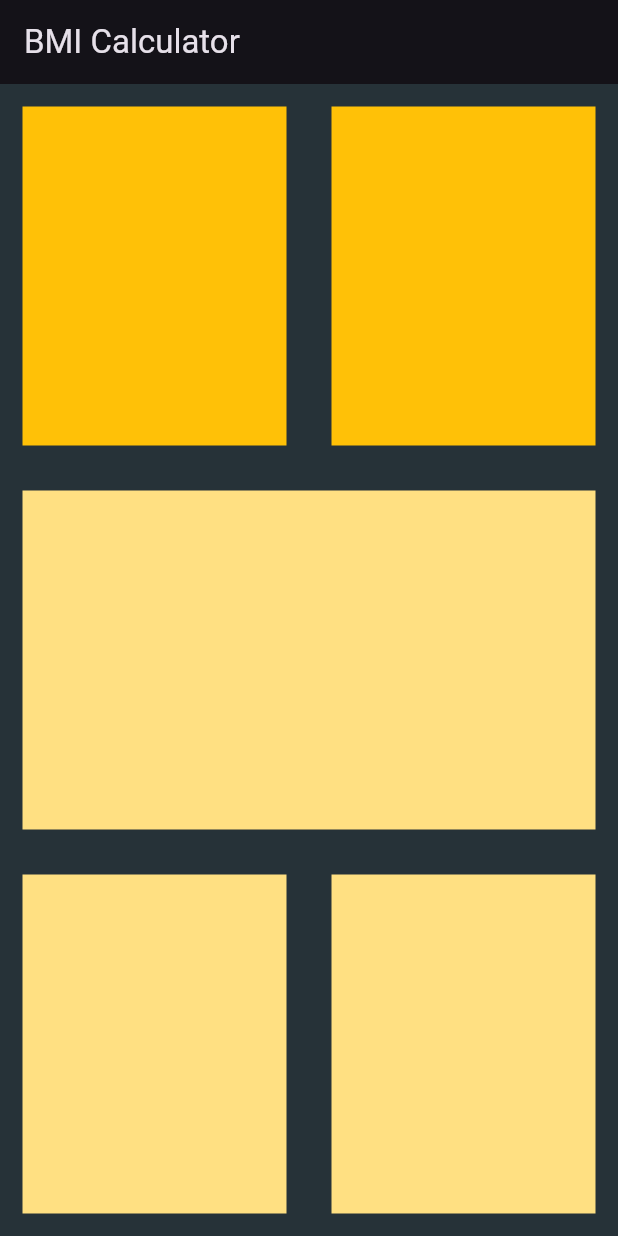
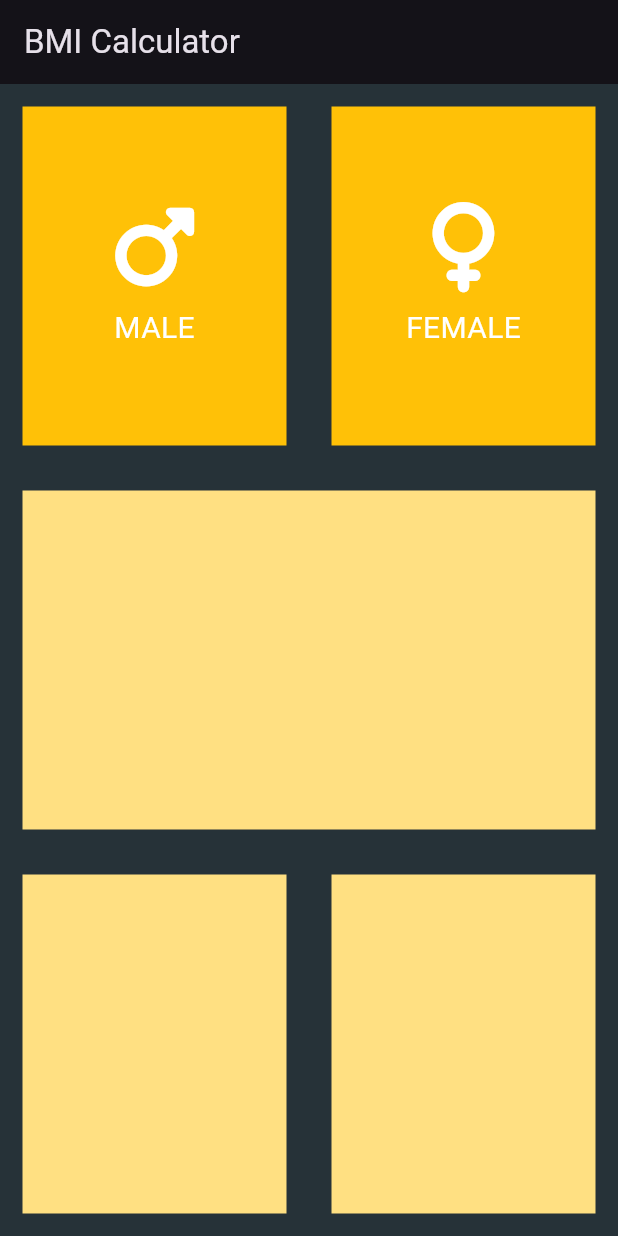
Before and after one commit to yaroslavsolokha/bmi_calculator, a Flutter app: the screen it shows after launch, on a phone screen of 412 x 824 dp. Run offline on Flutter 3.47's test engine with Material 3 defaults, Android fonts, the phone set to English and light mode, and no system bars; our stand-ins replace font_awesome_flutter.

```diff
--- a/lib/screens/homepage.dart
+++ b/lib/screens/homepage.dart
@@ -1,7 +1,12 @@
 import 'package:bmi_calculator/widgets/button_container.dart';
 import 'package:flutter/material.dart';
 
-const Color defaultContainerColor = Colors.amber;
+const Color unclickedContainerColor = Colors.amber;
+
+enum Gender {
+  male,
+  female,
+}
 
 class HomepageScreen extends StatefulWidget {
   const HomepageScreen({super.key});
@@ -11,7 +16,13 @@ class HomepageScreen extends StatefulWidget {
 }
 
 class _HomepageScreenState extends State<HomepageScreen> {
-  Color defaultContainerColorClicked = Colors.amber[200]!;
+  Gender? genderClicked;
+
+  void _onGenderTap(Gender gender) {
+    setState(() {
+      genderClicked = gender;
+    });
+  }
 
   @override
   Widget build(BuildContext context) {
@@ -23,30 +34,14 @@ class _HomepageScreenState extends State<HomepageScreen> {
         child: Column(
           crossAxisAlignment: CrossAxisAlignment.stretch,
           children: [
+            _buildGenderSelectionRow(),
+            const ButtonContainer(),
             const Expanded(
               child: Row(
+                crossAxisAlignment: CrossAxisAlignment.stretch,
                 children: [
-                  ButtonContainer(
-                    color: defaultContainerColor,
-                  ),
-                  ButtonContainer(
-                    color: defaultContainerColor,
-                  ),
-                ],
-              ),
-            ),
-            ButtonContainer(
-              color: defaultContainerColorClicked,
-            ),
-            Expanded(
-              child: Row(
-                children: [
-                  ButtonContainer(
-                    color: defaultContainerColorClicked,
-                  ),
-                  ButtonContainer(
-                    color: defaultContainerColorClicked,
-                  ),
+                  ButtonContainer(),
+                  ButtonContainer(),
                 ],
               ),
             )
@@ -55,4 +50,26 @@ class _HomepageScreenState extends State<HomepageScreen> {
       ),
     );
   }
+
+  Widget _buildGenderSelectionRow() {
+    return Expanded(
+      child: Row(
+        crossAxisAlignment: CrossAxisAlignment.stretch,
+        children: [
+          ButtonContainer(
+            color:
+                genderClicked != Gender.male ? unclickedContainerColor : null,
+            gender: Gender.male,
+            onTap: _onGenderTap,
+          ),
+          ButtonContainer(
+            color:
+                genderClicked != Gender.female ? unclickedContainerColor : null,
+            gender: Gender.female,
+            onTap: _onGenderTap,
+          ),
+        ],
+      ),
+    );
+  }
 }
--- a/lib/widgets/button_container.dart
+++ b/lib/widgets/button_container.dart
@@ -1,20 +1,43 @@
+import 'package:bmi_calculator/screens/homepage.dart';
+import 'package:bmi_calculator/widgets/gender_content.dart';
 import 'package:flutter/material.dart';
+
+Color defaultContainerColor = Colors.amber[200]!;
 
 class ButtonContainer extends StatelessWidget {
   const ButtonContainer({
     super.key,
-    required this.color,
+    this.color,
+    this.gender,
+    this.onTap,
   });
 
-  final Color color;
+  final Color? color;
+  final Gender? gender;
+  final void Function(Gender gender)? onTap;
 
   @override
   Widget build(BuildContext context) {
-    return Expanded(
-      child: Container(
-        margin: const EdgeInsets.all(15.0),
-        color: color,
-      ),
-    );
+    if (gender != null) {
+      return Expanded(
+        child: GestureDetector(
+          onTap: () {
+            onTap!(gender!);
+          },
+          child: Container(
+            margin: const EdgeInsets.all(15.0),
+            color: color ?? defaultContainerColor,
+            child: GenderContent(gender: gender!),
+          ),
+        ),
+      );
+    } else {
+      return Expanded(
+        child: Container(
+          margin: const EdgeInsets.all(15.0),
+          color: color ?? defaultContainerColor,
+        ),
+      );
+    }
   }
 }
--- /dev/null
+++ b/lib/widgets/gender_content.dart
@@ -0,0 +1,31 @@
+import 'package:bmi_calculator/screens/homepage.dart';
+import 'package:flutter/material.dart';
+import 'package:font_awesome_flutter/font_awesome_flutter.dart';
+
+class GenderContent extends StatelessWidget {
+  const GenderContent({super.key, required this.gender});
+  final Gender gender;
+
+  @override
+  Widget build(BuildContext context) {
+    return Column(
+      mainAxisAlignment: MainAxisAlignment.center,
+      children: [
+        Icon(
+          gender == Gender.male
+              ? FontAwesomeIcons.mars
+              : FontAwesomeIcons.venus,
+          size: 60,
+        ),
+        const SizedBox(height: 10),
+        Text(
+          gender.name.toString().toUpperCase(),
+          style: const TextStyle(
+            fontSize: 20,
+            color: Colors.white,
+          ),
+        )
+      ],
+    );
+  }
+}
```
